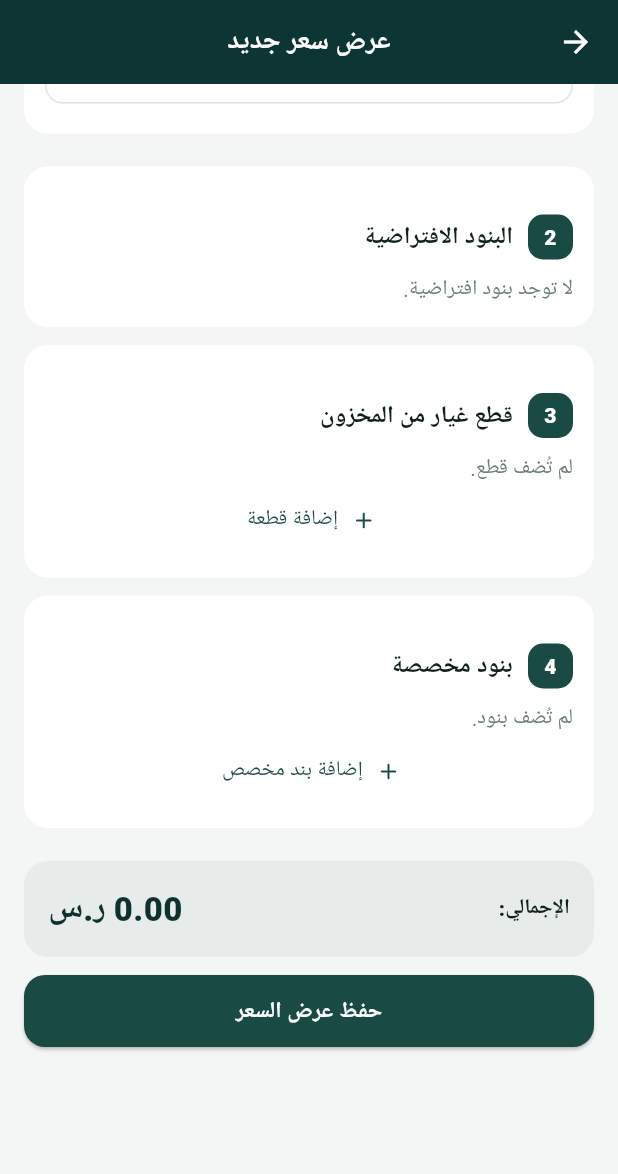
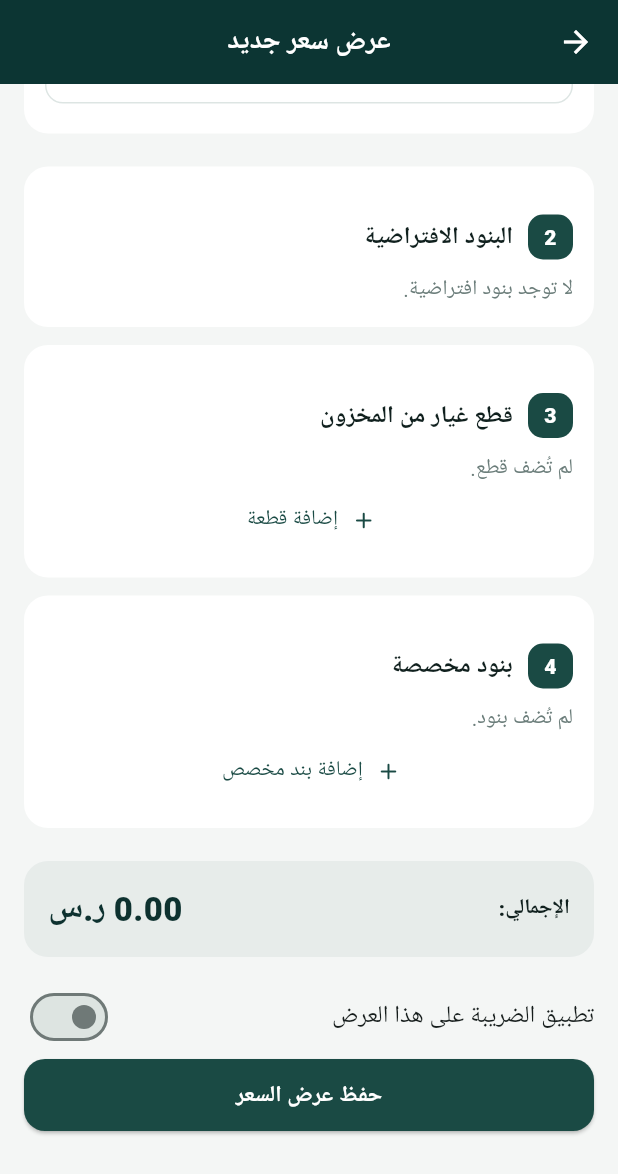
Before and after one commit to azhryb824-sys/Ertiqaa, a Flutter app: the QuoteFormScreen screen opened directly, scrolled down 310 dp, on a phone screen of 412 x 824 dp. Shown: the top 1174 px of the screen. Run offline on Flutter 3.47's test engine with Material 3 defaults, Android fonts, the phone set to English and light mode, and no system bars; our stand-ins replace geolocator, image_picker, pdf, printing, shared_preferences; missing offline and left inert: file_selector; accounts and stored records are empty; network calls fail; Roboto replaces fonts that are missing (Cairo).

Commit message:
Financial integrity and optional tax: app_flutter/lib/screens/quotes/quote_form_screen.dart

```diff
--- a/app_flutter/lib/screens/quotes/quote_form_screen.dart
+++ b/app_flutter/lib/screens/quotes/quote_form_screen.dart
@@ -22,6 +22,8 @@ class _QuoteFormScreenState extends State<QuoteFormScreen> {
   String _client = '';
   double _baseValue = 0;
   final _valueCtrl = TextEditingController();
+  final _taxRateCtrl = TextEditingController(text: '15');
+  bool _taxEnabled = false;
   final List<String> _selectedDefaultIds = [];
   final List<PartsItem> _parts = [];
   final List<CustomItem> _custom = [];
@@ -46,11 +48,15 @@ class _QuoteFormScreenState extends State<QuoteFormScreen> {
     _titleCtrl.dispose();
     _detailsCtrl.dispose();
     _valueCtrl.dispose();
+    _taxRateCtrl.dispose();
     super.dispose();
   }
 
   Future<void> _save() async {
     final now = DateTime.now();
+    final taxRate = _taxEnabled ? (double.tryParse(_taxRateCtrl.text) ?? 0).clamp(0.0, 100.0).toDouble() : 0.0;
+    final tax = _subtotal * taxRate / 100;
+    final total = _subtotal + tax;
     final quote = {
       'id': 'QTO-${now.millisecondsSinceEpoch}',
       'companyOwnerId': app.ownerId,
@@ -61,8 +67,12 @@ class _QuoteFormScreenState extends State<QuoteFormScreen> {
       'client': _client,
       'title': _titleCtrl.text.trim().isEmpty ? 'عرض سعر ${_type}' : _titleCtrl.text.trim(),
       'type': _type,
-      'value': _baseValue,
+      'value': total,
       'subtotal': _subtotal,
+      'taxEnabled': _taxEnabled,
+      'taxRate': taxRate,
+      'taxAmount': tax,
+      'totalWithTax': total,
       'status': 'بانتظار المراجعة والاعتماد',
       'items': _defaultItems(),
       'partsItems': _parts.map((p) => p.toJson()).toList(),
@@ -233,11 +243,18 @@ class _QuoteFormScreenState extends State<QuoteFormScreen> {
                     children: [
                       const Text('الإجمالي:', style: TextStyle(fontFamily: 'Cairo', fontWeight: FontWeight.w800)),
                       const Spacer(),
-                      MoneyText(_subtotal, large: true),
+                      MoneyText(_subtotal + (_taxEnabled ? _subtotal * (double.tryParse(_taxRateCtrl.text) ?? 0).clamp(0.0, 100.0) / 100 : 0), large: true),
                     ],
                   ),
                 ),
                 const SizedBox(height: 12),
+                SwitchListTile(
+                  contentPadding: EdgeInsets.zero,
+                  title: const Text('تطبيق الضريبة على هذا العرض', style: TextStyle(fontFamily: 'Cairo')),
+                  value: _taxEnabled,
+                  onChanged: (value) => setState(() => _taxEnabled = value),
+                ),
+                if (_taxEnabled) AppField(label: 'نسبة الضريبة (%)', keyboard: TextInputType.number, controller: _taxRateCtrl, onChanged: (_) => setState(() {})),
                 ElevatedButton(onPressed: _save, child: const Text('حفظ عرض السعر')),
               ],
             ),
```
